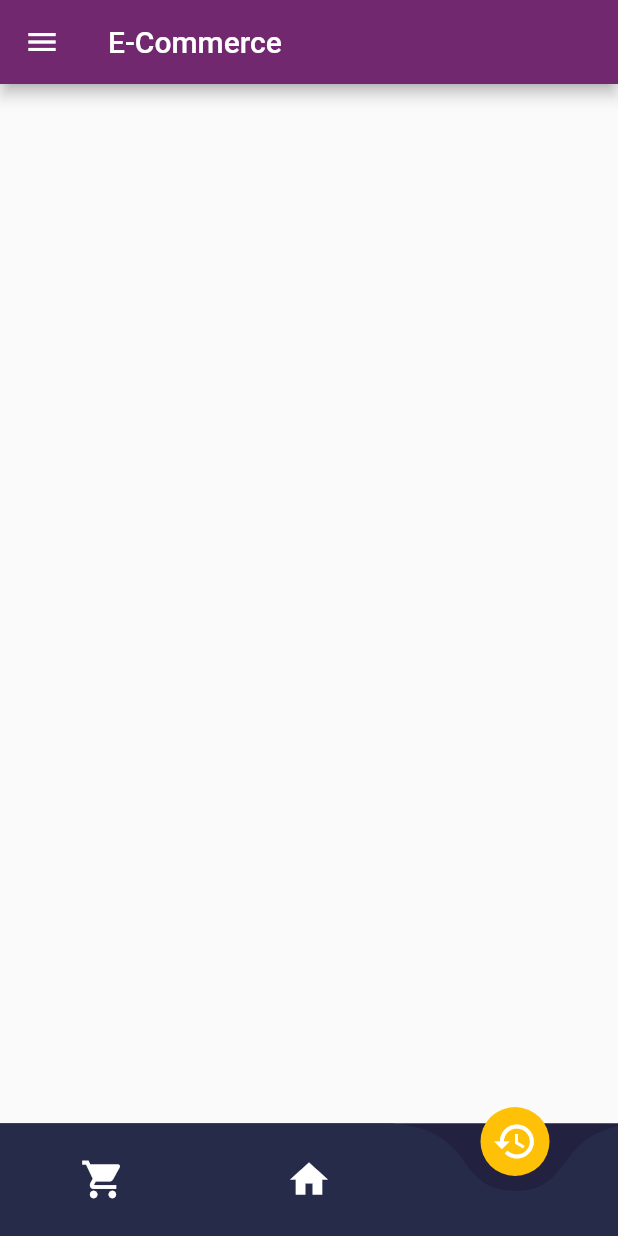
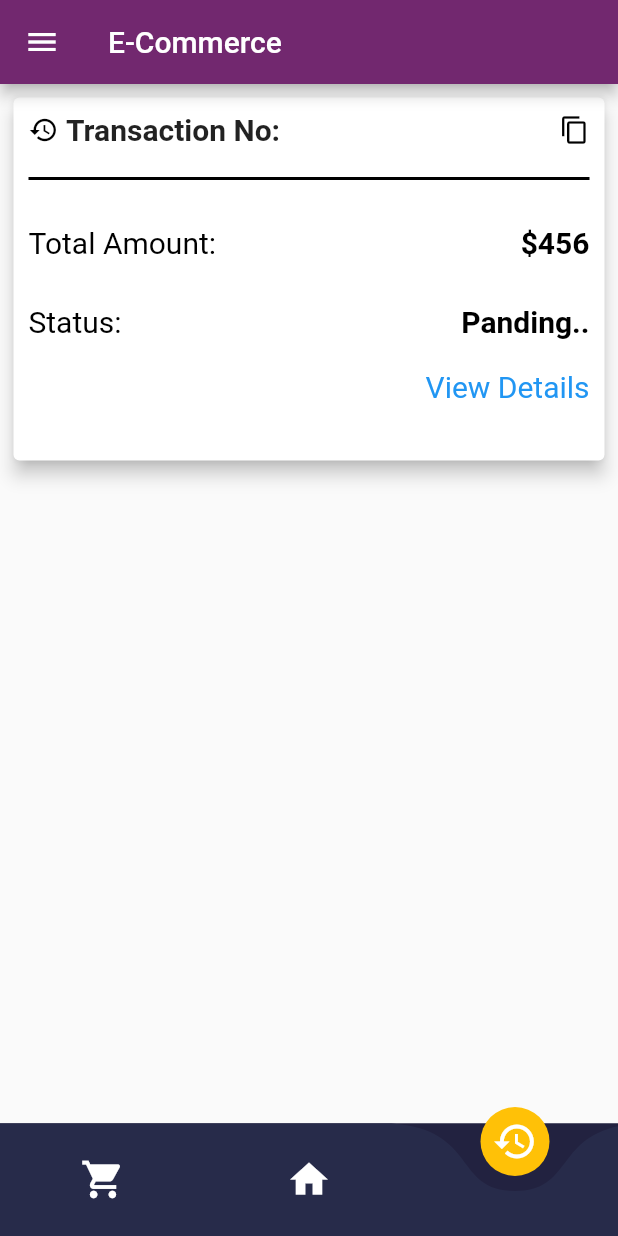
Before and after one commit to Yazdani1/Flutter-E-Commerce-UI, a Flutter app: the screen it shows after launch, item 3 of the bottom bar chosen, on a phone screen of 412 x 824 dp. Run offline on Flutter 3.47's test engine with Material 2 defaults, Android fonts, the phone set to English and light mode, and no system bars; drawn by our look-alikes of curved_navigation_bar; our stand-ins replace carousel_pro; network calls fail.

```diff
--- a/lib/OrderDetails.dart
+++ b/lib/OrderDetails.dart
@@ -6,6 +6,16 @@ class OrderDetails extends StatefulWidget {
 }
 
 class _OrderDetailsState extends State<OrderDetails> {
+
+  String shoes1 = "https://images.pexels.com/photos/336372/pexels-photo-336372.jpeg?auto=compress&cs=tinysrgb&dpr=2&h=650&w=940";
+  String shoes2 = "https://images.pexels.com/photos/1027130/pexels-photo-1027130.jpeg?auto=compress&cs=tinysrgb&dpr=2&h=650&w=940";
+  String shoes3 = "https://images.pexels.com/photos/134064/pexels-photo-134064.jpeg?auto=compress&cs=tinysrgb&dpr=2&h=650&w=940";
+  String shoes4 = "https://images.pexels.com/photos/637076/pexels-photo-637076.jpeg?auto=compress&cs=tinysrgb&dpr=2&h=650&w=940";
+  String shoes5 = "https://images.pexels.com/photos/318236/pexels-photo-318236.jpeg?auto=compress&cs=tinysrgb&dpr=2&h=650&w=940";
+  String shoes6 = "https://images.pexels.com/photos/786003/pexels-photo-786003.jpeg?auto=compress&cs=tinysrgb&dpr=2&h=650&w=940";
+  String shoes7 = "https://images.pexels.com/photos/2285500/pexels-photo-2285500.jpeg?auto=compress&cs=tinysrgb&dpr=2&h=650&w=940";
+
+
   @override
   Widget build(BuildContext context) {
     return new Scaffold(
@@ -14,6 +24,7 @@ class _OrderDetailsState extends State<OrderDetails> {
 
         child: Column(
           children: <Widget>[
+            orderDetails(context, shoes1, "569865", "456", "Panding..")
           ],
         ),
 
@@ -26,17 +37,18 @@ class _OrderDetailsState extends State<OrderDetails> {
       String amount, String status) {
     return Container(
       height: 250.0,
-      margin: EdgeInsets.all(10.0),
+      margin: EdgeInsets.all(5.0),
       child: Card(
         elevation: 5.0,
         child: Column(
           children: <Widget>[
             Container(
+              margin: EdgeInsets.all(10.0),
               child: Row(
+                mainAxisAlignment: MainAxisAlignment.spaceBetween,
                 children: <Widget>[
                   Container(
                     child: Row(
-                      mainAxisAlignment: MainAxisAlignment.spaceBetween,
                       children: <Widget>[
                         Icon(Icons.history, size: 20.0, color: Colors.black,),
                         SizedBox(width: 5.0,),
@@ -46,19 +58,95 @@ class _OrderDetailsState extends State<OrderDetails> {
                               fontWeight: FontWeight.bold
                           ),
                         ),
-
-                        Icon(Icons.content_copy,
-                          color: Colors.black,
-                          size: 20.0,
-                        )
-
                       ],
                     ),
                   ),
+                  Icon(Icons.content_copy,
+                    color: Colors.black,
+                    size: 20.0,
+                  )
 
                 ],
               ),
             ),
+
+
+            Container(
+              margin: EdgeInsets.all(10.0),
+              height: 2.0,
+              width: MediaQuery
+                  .of(context)
+                  .size
+                  .width,
+              color: Colors.black,
+            ),
+
+            SizedBox(height: 10.0,),
+
+            Container(
+              margin: EdgeInsets.all(10.0),
+              child: Row(
+                mainAxisAlignment: MainAxisAlignment.spaceBetween,
+                children: <Widget>[
+                  Text("Total Amount:",
+                  style: TextStyle(
+                    fontSize: 20.0,
+                    color: Colors.black
+                  ),
+                  ),
+                  Text("\$"+amount,
+                  style: TextStyle(
+                    fontSize: 20.0,
+                    color: Colors.black,
+                    fontWeight: FontWeight.bold
+                  ),
+                  )
+
+                ],
+              ),
+            ),
+            SizedBox(height: 10.0,),
+
+            Container(
+              margin: EdgeInsets.all(10.0),
+              child: Row(
+                mainAxisAlignment: MainAxisAlignment.spaceBetween,
+                children: <Widget>[
+                  Text("Status:",
+                    style: TextStyle(
+                        fontSize: 20.0,
+                        color: Colors.black
+                    ),
+                  ),
+                  Text(status,
+                    style: TextStyle(
+                        fontSize: 20.0,
+                        color: Colors.black,
+                        fontWeight: FontWeight.bold
+                    ),
+                  )
+
+                ],
+              ),
+            ),
+
+            Container(
+              margin: EdgeInsets.all(10.0),
+              child: Align(
+                alignment: Alignment.bottomRight,
+                child: Text("View Details",
+                style: TextStyle(
+                  fontSize: 20.0,
+                  color: Colors.blue
+                ),
+                ),
+              ),
+            )
+
+
+
+
+
           ],
         ),
       ),
```
